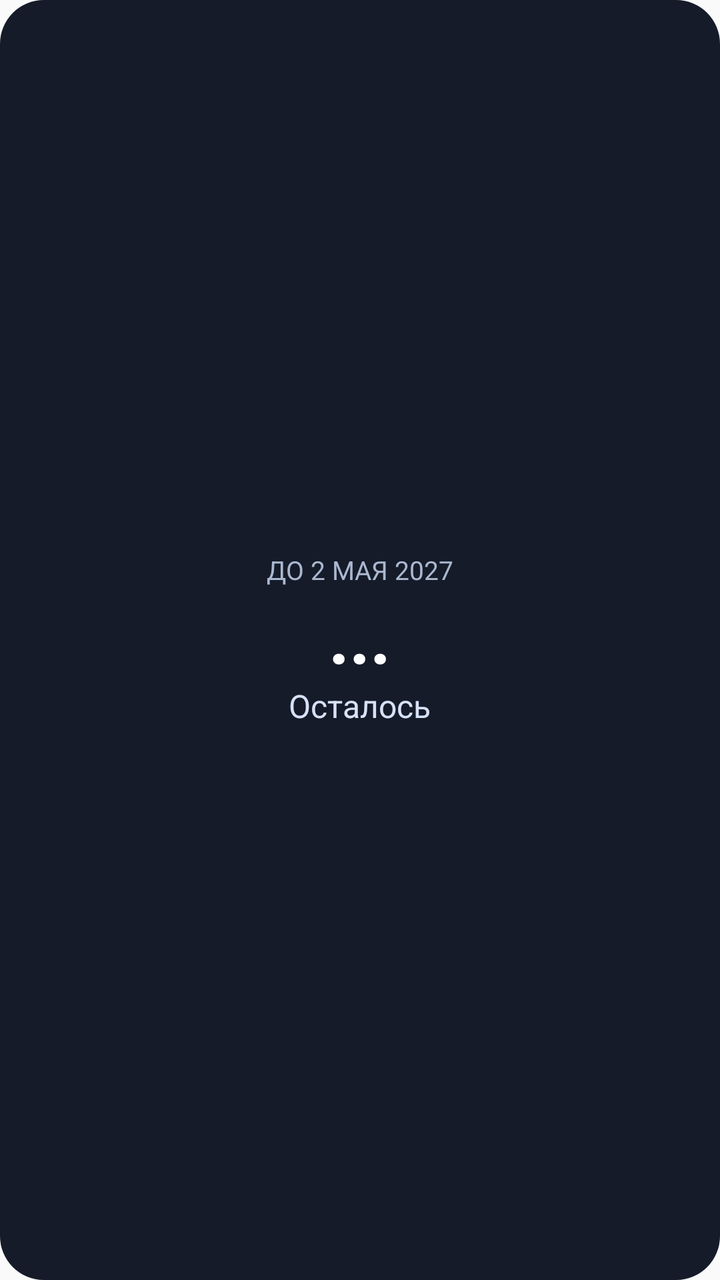
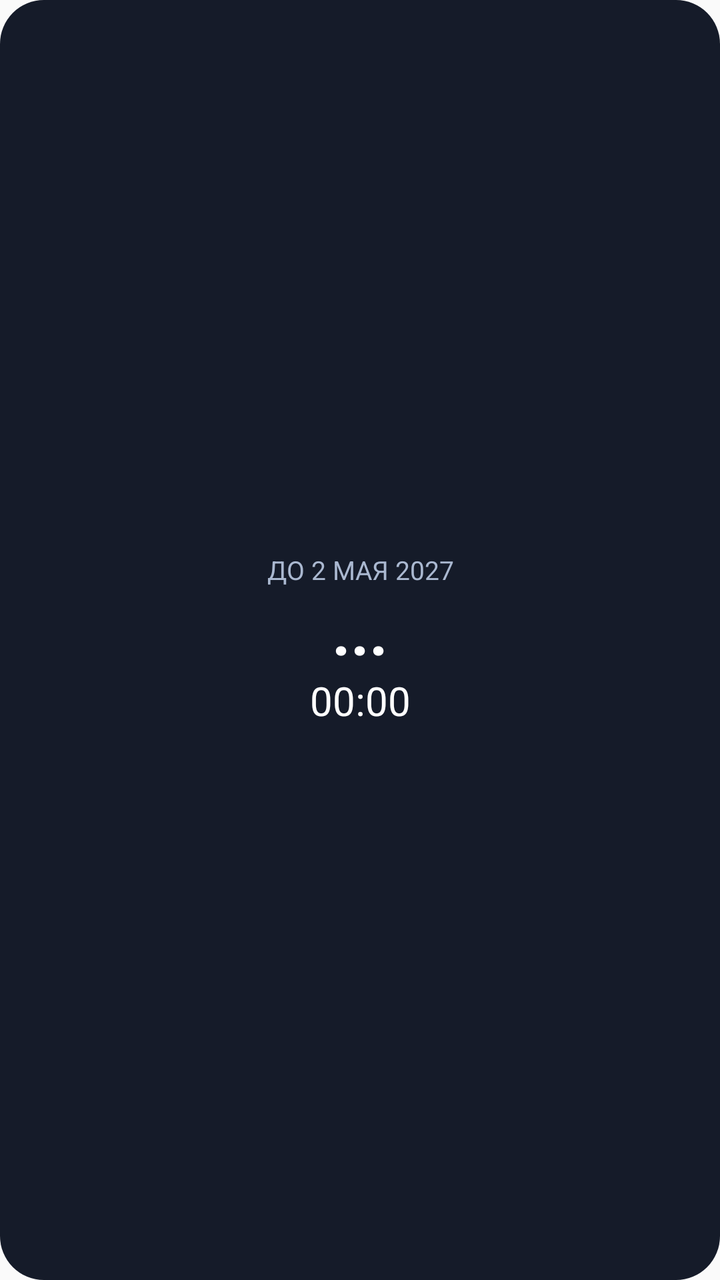

An Android layout rendered at two revisions. The XML below is the earlier revision; the diff shows what the commit changed to produce the second picture.
<!-- AndroidManifest.xml: application theme android:Theme.Material.Light.NoActionBar -->
<!-- res/layout/widget.xml -->
<LinearLayout xmlns:android="http://schemas.android.com/apk/res/android" android:id="@+id/root" android:layout_width="match_parent" android:layout_height="match_parent" android:orientation="vertical" android:gravity="center" android:padding="14dp" android:background="@drawable/bg">
<TextView android:layout_width="wrap_content" android:layout_height="wrap_content" android:text="ДО 2 МАЯ 2027" android:textColor="#AAB8D0" android:textSize="13sp"/>
<TextView android:id="@+id/days" android:layout_width="wrap_content" android:layout_height="wrap_content" android:text="..." android:textColor="#FFFFFF" android:textStyle="bold" android:textSize="36sp"/>
<TextView android:id="@+id/hours" android:layout_width="wrap_content" android:layout_height="wrap_content" android:text="Осталось" android:textColor="#D7E2F7" android:textSize="16sp"/>
</LinearLayout>
<!-- resources referenced by this layout -->
<resources>
  <!-- drawable bg (drawable) -->
  <shape xmlns:android="http://schemas.android.com/apk/res/android" android:shape="rectangle"><solid android:color="#151B29"/><corners android:radius="22dp"/></shape>
</resources>

<!-- the commit's change to res/layout/widget.xml (unified diff, before → after) -->
@@ -1,5 +1,5 @@
-<LinearLayout xmlns:android="http://schemas.android.com/apk/res/android" android:id="@+id/root" android:layout_width="match_parent" android:layout_height="match_parent" android:orientation="vertical" android:gravity="center" android:padding="14dp" android:background="@drawable/bg">
-<TextView android:layout_width="wrap_content" android:layout_height="wrap_content" android:text="ДО 2 МАЯ 2027" android:textColor="#AAB8D0" android:textSize="13sp"/>
-<TextView android:id="@+id/days" android:layout_width="wrap_content" android:layout_height="wrap_content" android:text="..." android:textColor="#FFFFFF" android:textStyle="bold" android:textSize="36sp"/>
-<TextView android:id="@+id/hours" android:layout_width="wrap_content" android:layout_height="wrap_content" android:text="Осталось" android:textColor="#D7E2F7" android:textSize="16sp"/>
+<LinearLayout xmlns:android="http://schemas.android.com/apk/res/android" android:id="@+id/root" android:layout_width="match_parent" android:layout_height="match_parent" android:orientation="vertical" android:gravity="center" android:padding="12dp" android:background="@drawable/bg">
+<TextView android:id="@+id/title" android:layout_width="match_parent" android:layout_height="wrap_content" android:gravity="center" android:text="ДО 2 МАЯ 2027" android:textColor="#AAB8D0" android:textSize="13sp" android:maxLines="1"/>
+<TextView android:id="@+id/days" android:layout_width="match_parent" android:layout_height="wrap_content" android:gravity="center" android:text="..." android:textColor="#FFFFFF" android:textStyle="bold" android:textSize="32sp"/>
+<Chronometer android:id="@+id/timer" android:layout_width="match_parent" android:layout_height="wrap_content" android:gravity="center" android:textColor="#FFFFFF" android:textSize="20sp" android:format="%s" android:countDown="true"/>
 </LinearLayout>
